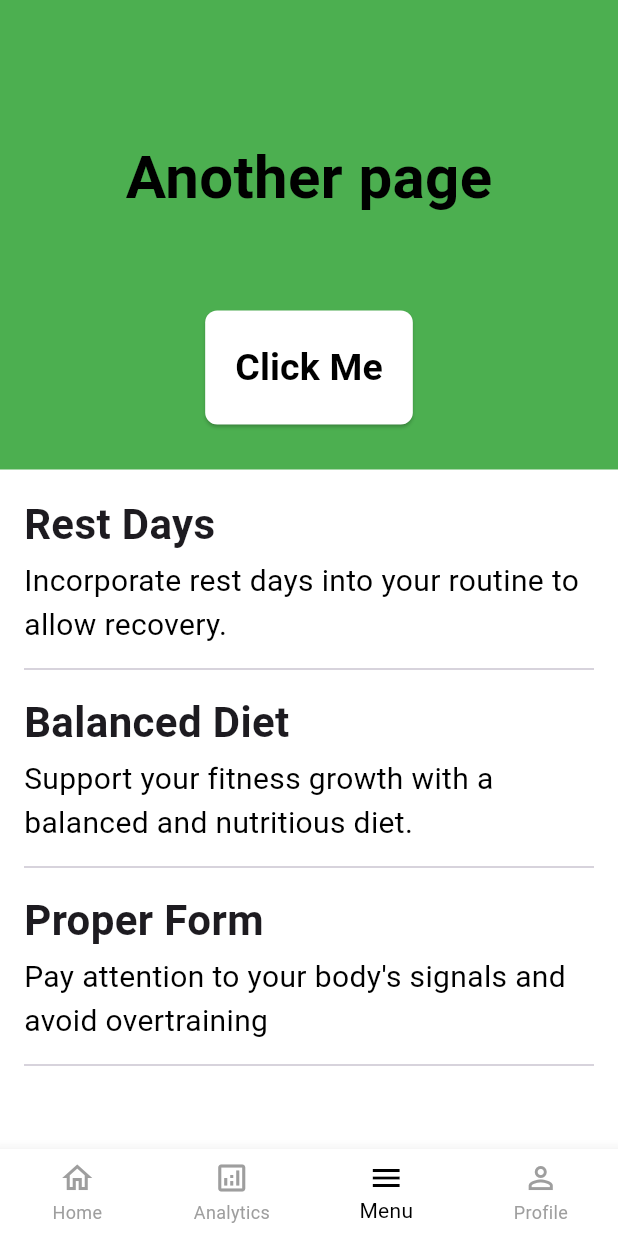
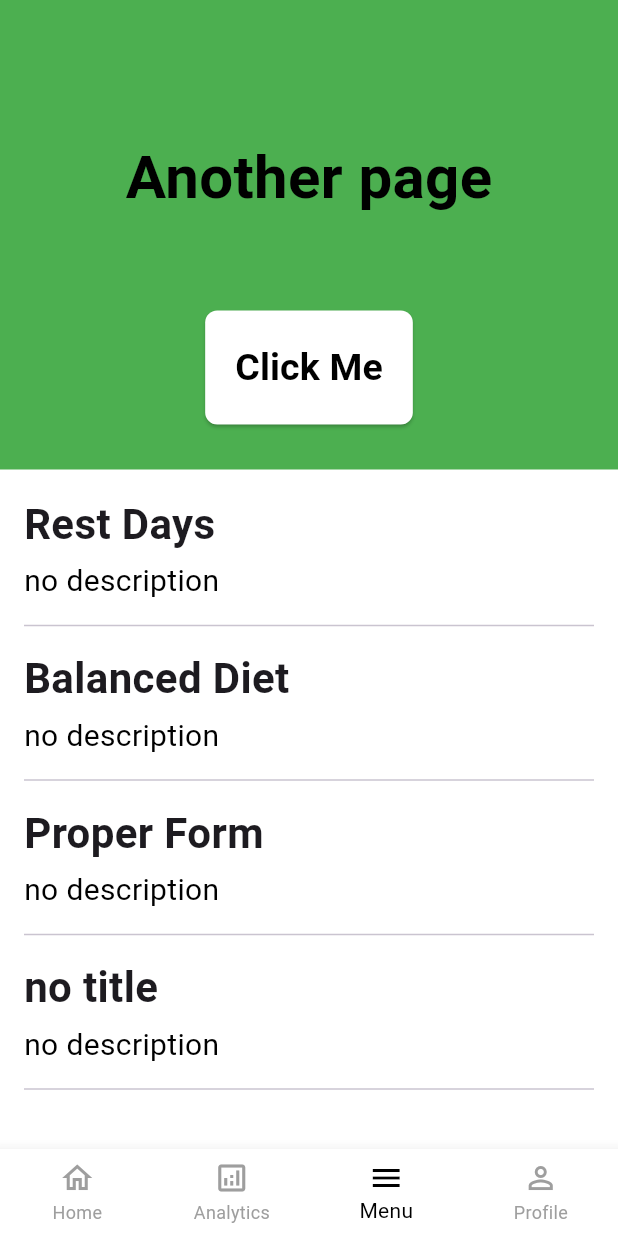
Before and after one commit to buildwithdecent/testing-git-hub, a Flutter app: the screen it shows after launch, item 3 of the bottom bar chosen, on a phone screen of 412 x 824 dp. Run offline on Flutter 3.47's test engine with Material 3 defaults, Android fonts, the phone set to English and light mode, and no system bars; key blocks and very long unbroken strings in the code were emptied for the run.

Commit message:
Done with the list for anotherapp

```diff
--- a/lib/AnotherApp.dart
+++ b/lib/AnotherApp.dart
@@ -7,6 +7,13 @@ class AnotherApp extends StatelessWidget{
 
   @override
   Widget build(BuildContext context) {
+    List<Map<String, String>> another = [{'title' : 'Rest Days', 'Description' : 'Incorporate rest days into your routine to allow recovery.'},
+    {'title' : 'Balanced Diet', 'Description' : 'Support your fitness growth with a balanced and nutritious diet.'},
+    {'title' : 'Proper Form', 'Description' : "Pay attention to your body's signals and avoid overtraining."},
+      {},
+    ];
+
+
     return Scaffold(
       backgroundColor: Colors.green,
       body: SafeArea(
@@ -38,13 +45,19 @@ class AnotherApp extends StatelessWidget{
                 Container(
                   color: Colors.white,
                   padding: EdgeInsets.all(16),
-                  child: ListView(
-                    children: [
-                      Reusable(title: 'Rest Days', description: 'Incorporate rest days into your routine to allow recovery.'),
-                      Reusable(title: 'Balanced Diet', description: 'Support your fitness growth with a balanced and nutritious diet.'),
-                      Reusable(title: 'Proper Form', description: "Pay attention to your body's signals and avoid overtraining"),
-
-                    ],
+                  // child: ListView(
+                  //   children: [
+                  //     Reusable(title: 'Rest Days', description: 'Incorporate rest days into your routine to allow recovery.'),
+                  //     Reusable(title: 'Balanced Diet', description: 'Support your fitness growth with a balanced and nutritious diet.'),
+                  //     Reusable(title: 'Proper Form', description: "Pay attention to your body's signals and avoid overtraining"),
+                  //
+                  //   ],
+                  // ),
+                  child: ListView.builder(
+                    itemCount: another.length,
+                    itemBuilder: (context, index){
+                      return Reusable(title: another[index]['title'] ?? 'no title', description: another[index]['description'] ?? 'no description');
+                    }
                   ),
                 ),
               ),
```
